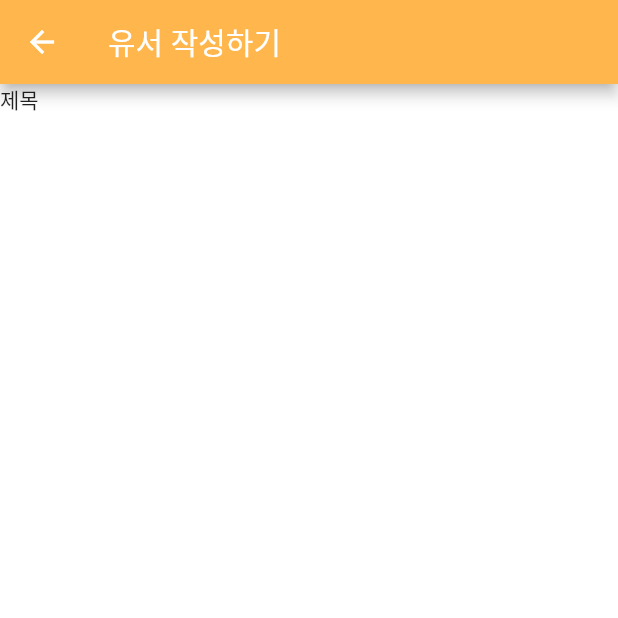
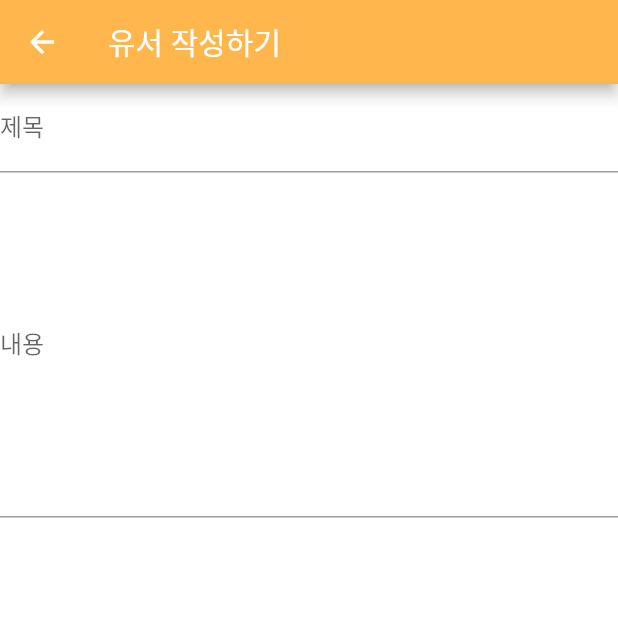
Before and after one commit to Mamoori-app/app, a Flutter app: the screen it shows after launch, after a tap on "유서작성하기", on a phone screen of 412 x 824 dp, the top half of it. Run offline on Flutter 3.47's test engine with Material 2 defaults, Android fonts, the phone set to English and light mode, and no system bars.

Commit message:
fix(input_form): overflow해결;

```diff
--- a/mamoori/lib/view/write_view.dart
+++ b/mamoori/lib/view/write_view.dart
@@ -23,9 +23,6 @@ class _WriteViewState extends State<WriteView> {
       ),
       body: Column(
         children: [
-          Row(
-            children: [
-              Text('제목'),
           InputFormWidget(
             title: title,
             content: content,
@@ -39,8 +36,6 @@ class _WriteViewState extends State<WriteView> {
           ),
         ],
       ),
-        ],
-      ),
     );
   }
 }
--- a/mamoori/lib/widget/input_form_widget.dart
+++ b/mamoori/lib/widget/input_form_widget.dart
@@ -17,6 +17,60 @@ class InputFormWidget extends StatelessWidget {
 
   @override
   Widget build(BuildContext context) {
-    return Container();
+    return SingleChildScrollView(
+      child: ConstrainedBox(
+        constraints: BoxConstraints(
+            maxWidth: MediaQuery.of(context).size.width,
+            maxHeight: MediaQuery.of(context).size.height),
+        child: Column(children: [
+          buildTitle(),
+          buildContent(),
+        ]),
+      ),
+    );
   }
+
+  Widget buildTitle() => Row(
+        children: [
+          Flexible(
+            child: TextFormField(
+              maxLines: 1,
+              initialValue: title,
+              onChanged: onChangedTitle,
+              validator: (title) {
+                if (title!.isEmpty) {
+                  return '제목을 입력하세요';
+                }
+                return null;
+              },
+              decoration: InputDecoration(
+                border: UnderlineInputBorder(),
+                labelText: '제목',
+              ),
+            ),
+          ),
+        ],
+      );
+
+  Widget buildContent() => Row(
+        children: [
+          Flexible(
+            child: TextFormField(
+              maxLines: 10,
+              initialValue: content,
+              onChanged: onChangedContent,
+              validator: (content) {
+                if (content!.isEmpty) {
+                  return '내용을 입력하세요';
+                }
+                return null;
+              },
+              decoration: InputDecoration(
+                border: UnderlineInputBorder(),
+                labelText: '내용',
+              ),
+            ),
+          ),
+        ],
+      );
 }
```
Lines whose indentation alone changed are shown as unchanged.
